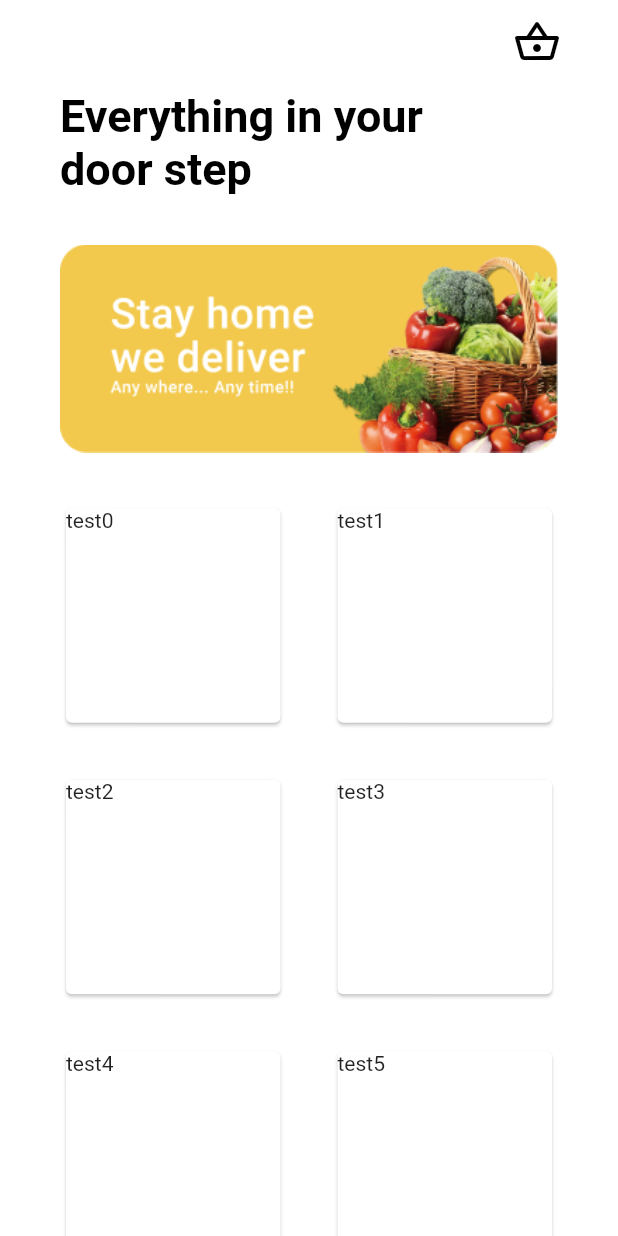
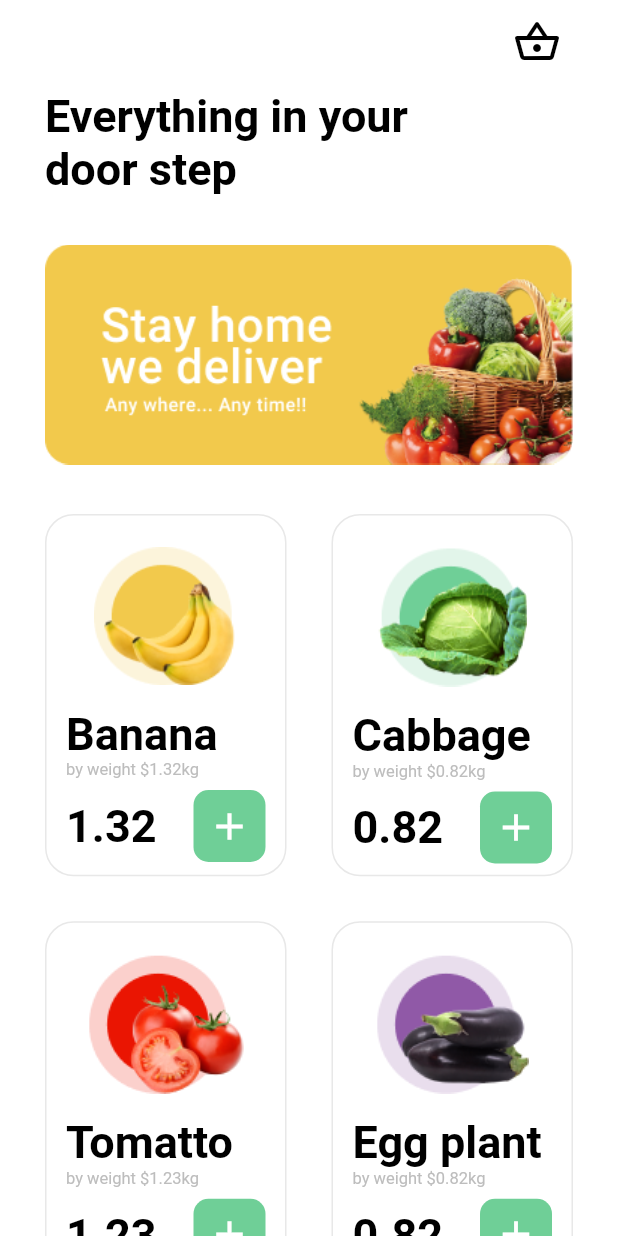
Before and after one commit to serifselim/greengrocer_app, a Flutter app: the screen it shows after launch, on a phone screen of 412 x 824 dp. Run offline on Flutter 3.47's test engine with Material 2 defaults, Android fonts, the phone set to English and light mode, and no system bars.

Commit message:
products side ended

```diff
--- a/assets/data/items.json
+++ b/assets/data/items.json
@@ -34,7 +34,7 @@
         "name": "Potato",
         "price" : "1.17",
         "weight": "by weight $1.17kg",
-        "image" : "assets/images/potato.png"
+        "image" : "assets/images/pottato.png"
       }
     ]
   }
--- a/lib/components/home/home_products_list.dart
+++ b/lib/components/home/home_products_list.dart
@@ -1,4 +1,5 @@
 import 'package:flutter/material.dart';
+import 'package:greengrocer_app/constants/widget_constants.dart';
 import 'package:greengrocer_app/provider/product_modal.dart';
 
 class HomeProductsList extends StatelessWidget {
@@ -8,20 +9,64 @@ class HomeProductsList extends StatelessWidget {
 
   @override
   Widget build(BuildContext context) {
-    return SizedBox(
+    return Container(
       height: MediaQuery.of(context).size.height,
       child: GridView.builder(
         physics: const NeverScrollableScrollPhysics(),
         itemCount: data.products.length,
         gridDelegate: const SliverGridDelegateWithFixedCrossAxisCount(
-          crossAxisCount: 2,
-          crossAxisSpacing: 30.0,
-          mainAxisSpacing: 30.0,
-        ),
+            crossAxisCount: 2,
+            crossAxisSpacing: 30.0,
+            mainAxisSpacing: 30.0,
+            childAspectRatio: 1 / 1.50),
         itemBuilder: (BuildContext context, int index) {
           var product = data.products[index];
-          return Card(
-            child: GridTile(child: Text('test$index')),
+          return Container(
+            decoration: BoxDecoration(
+              border: Border.all(color: const Color(0xE5E5E5E5)),
+              borderRadius: const BorderRadius.all(Radius.circular(19.0))
+            ),
+            padding: const EdgeInsets.only(top: 13.0, left: 13.0, right: 13.0),
+            child: Column(
+              crossAxisAlignment: CrossAxisAlignment.start,
+              children: <Widget>[
+                kSpacer(8.0),
+                Center(child: kImage(product["image"])),
+                kSpacer(15.0),
+                kTitleH2(
+                  context: context,
+                  title: product["name"],
+                ),
+                kDecs(
+                  context: context,
+                  text: product["weight"],
+                ),
+                kSpacer(7.0),
+                Row(
+                  mainAxisAlignment: MainAxisAlignment.spaceBetween,
+                  children: <Widget>[
+                    kTitleH2(
+                      context: context,
+                      title: product["price"],
+                    ),
+                    Container(
+                      decoration: const BoxDecoration(
+                        color: Color(0xFF6FCF97),
+                        borderRadius: BorderRadius.all(Radius.circular(10.0)),
+                      ),
+                      child: const IconButton(
+                        iconSize: 30.0,
+                        onPressed: null,
+                        icon: Icon(
+                          Icons.add,
+                          color: Colors.white,
+                        ),
+                      ),
+                    )
+                  ],
+                )
+              ],
+            ),
           );
         },
       ),
--- a/lib/constants/theme_constants.dart
+++ b/lib/constants/theme_constants.dart
@@ -11,10 +11,15 @@ ThemeData kTheme() {
         color: Colors.black,
       ),
       headline2: TextStyle(
-        fontSize: 20.0,
+        fontSize: 18.0,
         fontWeight: FontWeight.bold,
         color: Colors.black,
       ),
+
+      caption: TextStyle(
+        fontSize: 11.0,
+        color: Color(0xFFBDBDBD)
+      )
     ),
   );
 }
--- a/lib/constants/widget_constants.dart
+++ b/lib/constants/widget_constants.dart
@@ -22,12 +22,16 @@ SizedBox kTitleH1({required BuildContext context, required String title}) {
   );
 }
 
-SizedBox kTitleH2({required BuildContext context, required String title}) {
-  return SizedBox(
-    width: 260.0,
-    child: Text(
-      title,
-      style: Theme.of(context).textTheme.headline1,
-    ),
+Text kTitleH2({required BuildContext context, required String title}) {
+  return Text(
+    title,
+    style: Theme.of(context).textTheme.headline1,
   );
 }
+
+Text kDecs({required BuildContext context, required String text}){
+  return Text(
+    text,
+    style: Theme.of(context).textTheme.caption,
+  );
+}
--- a/lib/views/home/home_page.dart
+++ b/lib/views/home/home_page.dart
@@ -35,7 +35,7 @@ class _HomePageState extends State<HomePage> {
             currentRoute: ModalRoute.of(context)?.settings.name,
           ),
           body: Container(
-            padding: const EdgeInsets.symmetric(horizontal: 40.0),
+            padding: const EdgeInsets.symmetric(horizontal: 30.0),
             child: ListView(
               physics: const BouncingScrollPhysics(),
               children: [
```
Also changed, not shown: assets/images/banana.png, assets/images/banner.png, assets/images/lettuce.png, assets/images/pottato.png.
